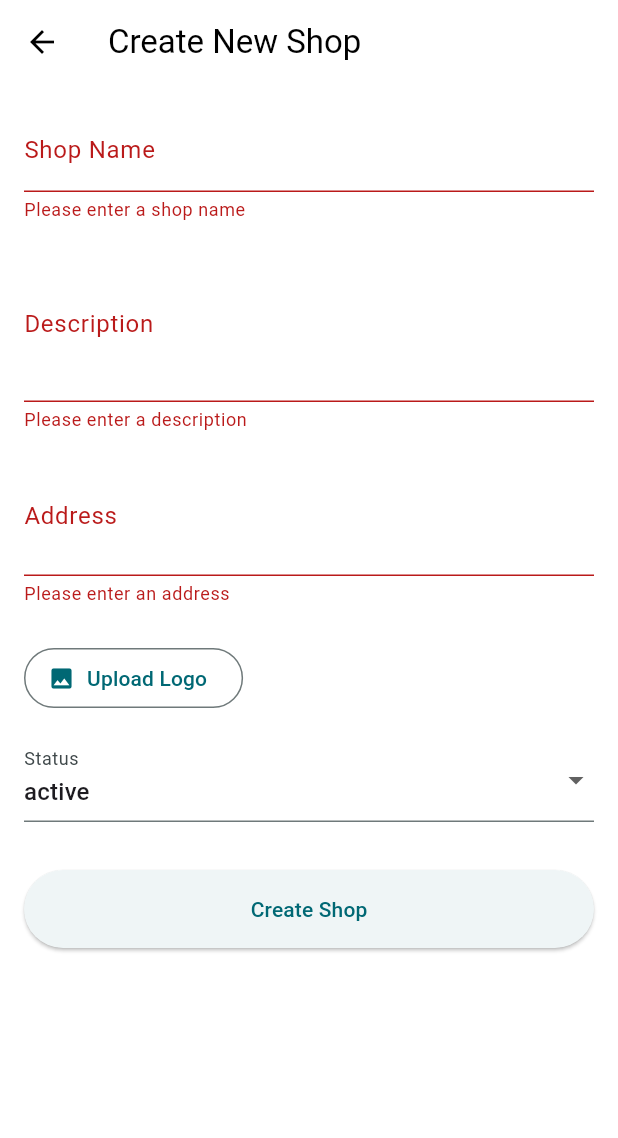
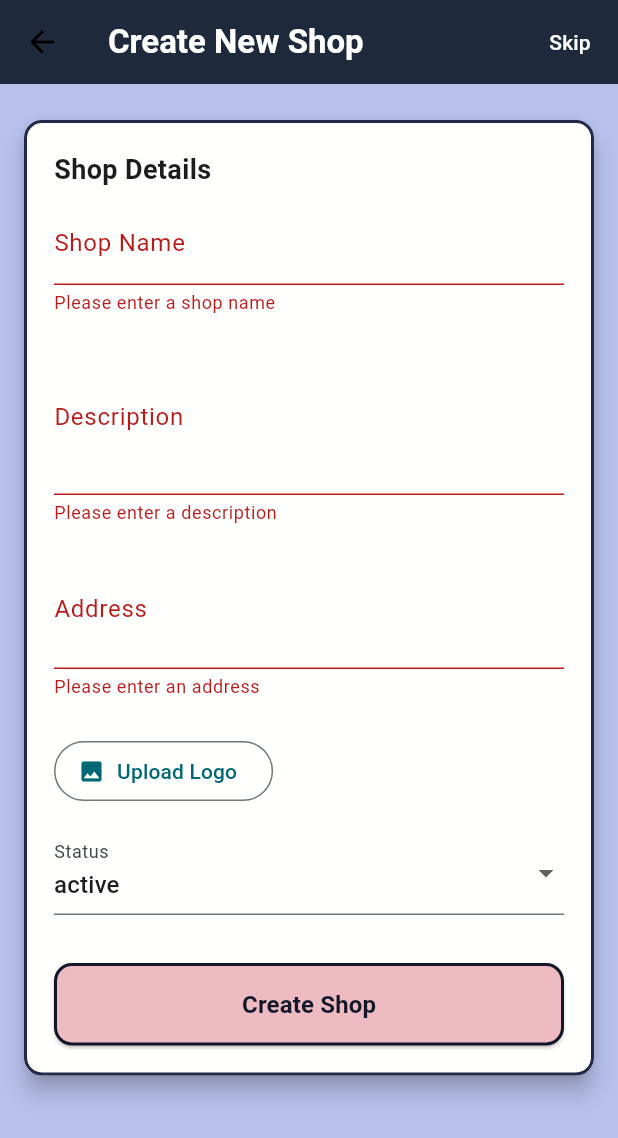
Before and after one commit to CHNSR/SahaKorn-Project, a Flutter app: the CreateShopScreen screen opened by its route, after a tap on "Create Shop", on a phone screen of 412 x 824 dp. Shown: the top 1138 px of the screen. Run offline on Flutter 3.47's test engine with Material 3 defaults, Android fonts, the light colour scheme and no system bars; our stand-ins replace cloud_firestore, firebase_auth, firebase_core, fl_chart, flutter_heatmap_calendar, pretty_qr_code and 2 more; accounts and stored records are empty.

Commit message:
shop update

```diff
--- a/sahakorn3/lib/src/models/shop.dart
+++ b/sahakorn3/lib/src/models/shop.dart
@@ -4,6 +4,9 @@ class Shop {
   final String address;
   final String phone;
   final String ownerId;
+  final String description;
+  final String logo;
+  final String status;
 
   Shop({
     required this.id,
@@ -11,6 +14,9 @@ class Shop {
     required this.address,
     required this.phone,
     required this.ownerId,
+    required this.description,
+    required this.logo,
+    required this.status,
   });
 
   factory Shop.fromMap(String id, Map<String, dynamic> data) => Shop(
@@ -19,6 +25,9 @@ class Shop {
         address: data['address'] ?? '',
         phone: data['phone'] ?? '',
         ownerId: data['ownerId'] ?? '',
+        description: data['description'] ?? '',
+        logo: data['logo'] ?? '',
+        status: data['status'] ?? '',
       );
 
   Map<String, dynamic> toMap() => {
@@ -26,5 +35,8 @@ class Shop {
         'address': address,
         'phone': phone,
         'ownerId': ownerId,
+        'description': description,
+        'logo': logo,
+        'status': status,
       };
 }
--- a/sahakorn3/lib/src/screens/create/create_shop.dart
+++ b/sahakorn3/lib/src/screens/create/create_shop.dart
@@ -1,4 +1,8 @@
 import 'package:flutter/material.dart';
+import 'package:provider/provider.dart';
+import 'package:sahakorn3/src/models/shop.dart';
+import 'package:sahakorn3/src/services/firebase/shop/fire_shop_write_service.dart';
+import 'package:sahakorn3/src/providers/user_infomation.dart';
 import 'package:sahakorn3/src/widgets/shop_navbar.dart'; // added import
 
 class CreateShopScreen extends StatefulWidget {
@@ -33,65 +37,141 @@ class _CreateShopScreenState extends State<CreateShopScreen> {
     setState(() {
       _logoFileName = 'logo_example.png';
     });
-    ScaffoldMessenger.of(context).showSnackBar(
-      const SnackBar(content: Text('Logo selected (simulation)')),
-    );
+    ScaffoldMessenger.of(
+      context,
+    ).showSnackBar(const SnackBar(content: Text('Logo selected (simulation)')));
   }
 
   Future<void> _submitForm() async {
-    if (_formKey.currentState!.validate()) {
+    if (!_formKey.currentState!.validate()) return;
     setState(() => _isLoading = true);
 
-      // --- Data Collection ---
+    final ownerId = context.read<UserInformationProvider?>()?.uid ?? '';
+
     final shopData = {
-        'shop_name': _shopNameController.text,
-        'description': _descriptionController.text,
+      'name': _shopNameController.text.trim(),
+      'description': _descriptionController.text.trim(),
       'logo': _logoFileName ?? '',
-        'address': _addressController.text,
+      'address': _addressController.text.trim(),
       'status': _status,
+      'ownerId': ownerId,
+      'phone': '', // optional - not in form
     };
 
-      // Simulate network request
-      await Future.delayed(const Duration(seconds: 1));
+    try {
+      // construct Shop model (adjust field names if your model differs)
+      final shop = Shop(
+        id: '', // leave empty, Firestore will generate id
+        name: shopData['name'] as String,
+        address: shopData['address'] as String,
+        ownerId: shopData['ownerId'] as String,
+        phone: '', // optional - not in form
+        description: shopData['description'] as String,
+        logo: shopData['logo'] as String,
+        status: shopData['status'] as String,
+      );
 
-      debugPrint('Shop Data to be saved: $shopData');
-
-      setState(() => _isLoading = false);
-
-      if (mounted) {
+      final writeSvc = FireShopWriteService();
+      final result = await writeSvc.createShop(shop);
+      // createShop returns doc id on success
+      if (result is String && result.isNotEmpty) {
+        if (!mounted) return;
         ScaffoldMessenger.of(context).showSnackBar(
           const SnackBar(
             content: Text('Shop created successfully!'),
             backgroundColor: Colors.green,
           ),
         );
-        // เปลี่ยนจาก pop() มาเป็นไปที่ NavbarShop และลบ history ทั้งหมด
         Navigator.of(context).pushAndRemoveUntil(
           MaterialPageRoute(builder: (_) => const NavbarShop()),
           (route) => false,
         );
+      } else {
+        // unexpected return
+        if (!mounted) return;
+        ScaffoldMessenger.of(context).showSnackBar(
+          const SnackBar(
+            content: Text('Failed to create shop'),
+            backgroundColor: Color(0xFFf25f4c),
+          ),
+        );
       }
+    } catch (e) {
+      debugPrint('Create shop error: $e');
+      if (mounted) {
+        ScaffoldMessenger.of(context).showSnackBar(
+          SnackBar(
+            content: Text(e.toString()),
+            backgroundColor: Color(0xFFf25f4c),
+          ),
+        );
+      }
+    } finally {
+      if (mounted) setState(() => _isLoading = false);
     }
   }
 
   @override
   Widget build(BuildContext context) {
     return Scaffold(
+      backgroundColor: const Color(0xFFb8c1ec),
       appBar: AppBar(
-        title: const Text('Create New Shop'),
+        title: const Text(
+          'Create New Shop',
+          style: TextStyle(color: Colors.white, fontWeight: FontWeight.bold),
+        ),
+        backgroundColor: const Color(0xFF1E293B),
+        actions: [
+          TextButton(
+            onPressed: () {
+              // Skip straight to NavbarShop and remove all previous routes
+              Navigator.of(context).pushAndRemoveUntil(
+                MaterialPageRoute(builder: (_) => const NavbarShop()),
+                (route) => false,
+              );
+            },
+            child: const Text('Skip', style: TextStyle(color: Colors.white)),
+          ),
+        ],
       ),
       body: SingleChildScrollView(
+        padding: const EdgeInsets.all(16.0),
+        child: Center(
+          child: ConstrainedBox(
+            constraints: const BoxConstraints(maxWidth: 700),
+            child: Card(
+              elevation: 6,
+              shape: RoundedRectangleBorder(
+                borderRadius: BorderRadius.circular(12),
+                side: const BorderSide(color: Color(0xFF232946), width: 2),
+              ),
+              margin: const EdgeInsets.symmetric(vertical: 8),
+              color: const Color(0xFFfffffe),
               child: Padding(
-          padding: const EdgeInsets.all(16.0),
+                padding: const EdgeInsets.all(20.0),
                 child: Form(
                   key: _formKey,
                   child: Column(
                     crossAxisAlignment: CrossAxisAlignment.stretch,
                     children: [
+                      // Title inside card
+                      const Padding(
+                        padding: EdgeInsets.only(bottom: 8.0),
+                        child: Text(
+                          'Shop Details',
+                          style: TextStyle(
+                            fontSize: 18,
+                            fontWeight: FontWeight.bold,
+                          ),
+                        ),
+                      ),
+
                       // Shop Name
                       TextFormField(
                         controller: _shopNameController,
-                  decoration: const InputDecoration(labelText: 'Shop Name'),
+                        decoration: const InputDecoration(
+                          labelText: 'Shop Name',
+                        ),
                         validator: (value) {
                           if (value == null || value.trim().isEmpty) {
                             return 'Please enter a shop name';
@@ -104,7 +184,9 @@ class _CreateShopScreenState extends State<CreateShopScreen> {
                       // Description
                       TextFormField(
                         controller: _descriptionController,
-                  decoration: const InputDecoration(labelText: 'Description'),
+                        decoration: const InputDecoration(
+                          labelText: 'Description',
+                        ),
                         maxLines: 3,
                         validator: (value) {
                           if (value == null || value.trim().isEmpty) {
@@ -153,11 +235,14 @@ class _CreateShopScreenState extends State<CreateShopScreen> {
                       DropdownButtonFormField<String>(
                         value: _status,
                         decoration: const InputDecoration(labelText: 'Status'),
-                  items: ['active', 'deactivate']
-                      .map((label) => DropdownMenuItem(
+                        items:
+                            ['active', 'deactivate']
+                                .map(
+                                  (label) => DropdownMenuItem(
                                     value: label,
                                     child: Text(label),
-                          ))
+                                  ),
+                                )
                                 .toList(),
                         onChanged: (value) {
                           if (value != null) {
@@ -172,16 +257,37 @@ class _CreateShopScreenState extends State<CreateShopScreen> {
                         onPressed: _isLoading ? null : _submitForm,
                         style: ElevatedButton.styleFrom(
                           padding: const EdgeInsets.symmetric(vertical: 16),
+                          backgroundColor: const Color(0xFFeebbc3),
+                          shape: RoundedRectangleBorder(
+                            borderRadius: BorderRadius.circular(12),
+                            side: const BorderSide(
+                              color: Color(0xFF121629),
+                              width: 2,
                             ),
-                  child: _isLoading
+                          ),
+                        ),
+                        child:
+                            _isLoading
                                 ? const SizedBox(
                                   height: 20,
                                   width: 20,
-                          child: CircularProgressIndicator(strokeWidth: 2),
+                                  child: CircularProgressIndicator(
+                                    strokeWidth: 2,
+                                  ),
                                 )
-                      : const Text('Create Shop'),
+                                : const Text(
+                                  'Create Shop',
+                                  style: TextStyle(
+                                    fontSize: 16,
+                                    fontWeight: FontWeight.bold,
+                                    color: Color(0xFF121629),
+                                  ),
+                                ),
                       ),
                     ],
+                  ),
+                ),
+              ),
             ),
           ),
         ),
--- a/sahakorn3/lib/src/screens/shop/shop_settingpage.dart
+++ b/sahakorn3/lib/src/screens/shop/shop_settingpage.dart
@@ -1,6 +1,7 @@
 import 'package:flutter/material.dart';
 import 'package:provider/provider.dart';
 import 'package:sahakorn3/src/providers/theme_provider.dart';
+import 'package:sahakorn3/src/screens/create/create_shop.dart';
 import 'package:sahakorn3/src/widgets/logout_list_title.dart';
 import 'package:firebase_auth/firebase_auth.dart'; // 1. เพิ่ม Import นี้
 
@@ -92,6 +93,15 @@ class _ShopSettingpageState extends State<ShopSettingpage> {
                 title: 'Account & App',
                 children: [
                   ListTile(
+                    leading: const Icon(Icons.create),
+                    title: const Text('Create Shops'),
+                    onTap: () {
+                      Navigator.of(context).push(
+                        MaterialPageRoute(builder: (_) => const CreateShopScreen()),
+                      );
+                    },
+                  ),
+                  ListTile(
                     leading: const Icon(Icons.info_outline),
                     title: const Text('About'),
                     subtitle: const Text('Version and legal'),
--- a/sahakorn3/lib/src/services/firebase/shop/fire_shop_read_service.dart
+++ b/sahakorn3/lib/src/services/firebase/shop/fire_shop_read_service.dart
@@ -1,6 +1,4 @@
 import 'package:cloud_firestore/cloud_firestore.dart';
-import 'package:firebase_auth/firebase_auth.dart';
-import 'package:sahakorn3/src/providers/user_infomation.dart';
 import 'package:sahakorn3/src/models/shop.dart';
 
 class FireShopReadService {
```
Lines whose indentation alone changed are shown as unchanged.
